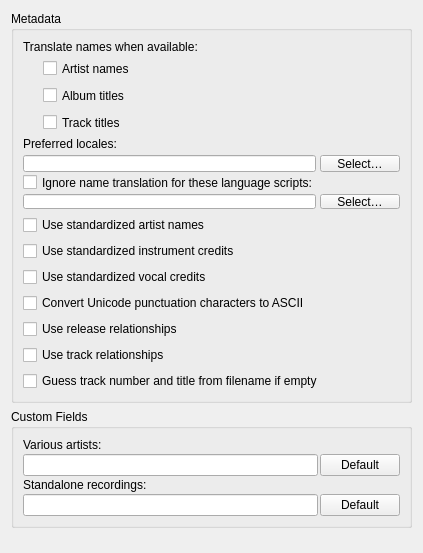
Before: the Qt Designer form ui/options_metadata.ui in metabrainz/picard, drawn with Qt 5.
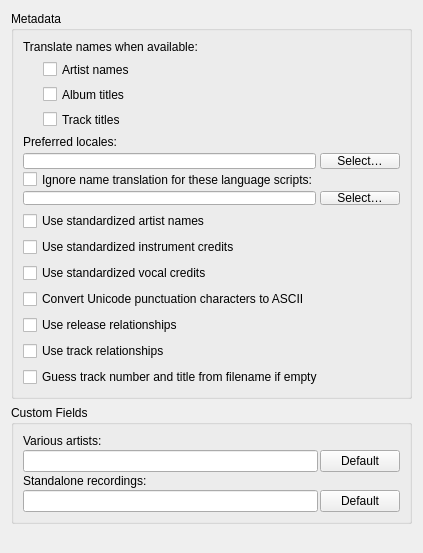
After: the same form once the commit is applied.

Commit message:
fix(ui): remove `layoutSpacing` of `translation_options_layout`
- Updated the `Ui_MetadataOptionsPage` class to enhance code readability by changing the class definition style.
- Streamlined alignment settings for the metadata group box to a single line for better clarity.
- Adjusted the translation options layout by removing unnecessary spacing properties and ensuring consistent formatting.
- Fixed text encoding issues in the UI labels for select options, ensuring proper display of strings.

Diff of the .ui file:
```diff
--- a/ui/options_metadata.ui
+++ b/ui/options_metadata.ui
@@ -44,9 +44,6 @@
        <property name="leftMargin">
         <number>20</number>
        </property>
-       <property name="spacing">
-        <number>10</number>
-       </property>
        <item>
         <widget class="QCheckBox" name="translate_artist_names">
          <property name="text">
```
Lines whose indentation alone changed are shown as unchanged. The commit also changes 1 other file.
